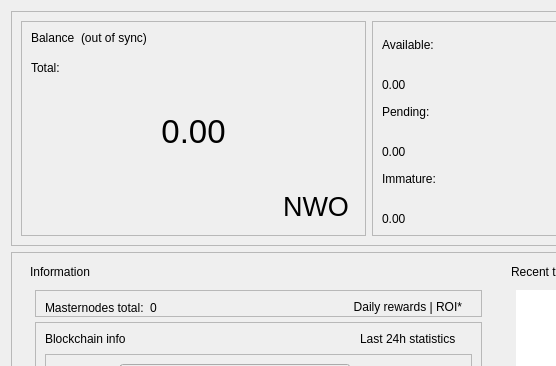
This is src/qt/forms/overviewpage.ui in MotoAcidic/BaseSource as Qt 5 draws it before an edit; both pictures show x 0 to 556 and y 0 to 366 of the 997 by 716 pixel window. The edited form follows.
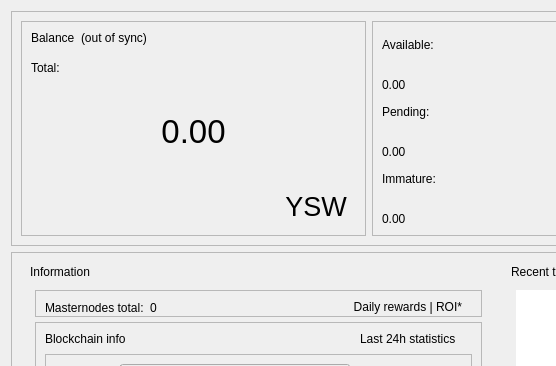
This is the edited form.

Diff of the .ui file:
```diff
--- a/src/qt/forms/overviewpage.ui
+++ b/src/qt/forms/overviewpage.ui
@@ -245,7 +245,7 @@
                   <cursorShape>PointingHandCursor</cursorShape>
                  </property>
                  <property name="text">
-                  <string>NWO</string>
+                  <string>YSW</string>
                  </property>
                  <property name="flat">
                   <bool>true</bool>
```
Left out of the diff: 2 changed lines with no effect on the pictures.
